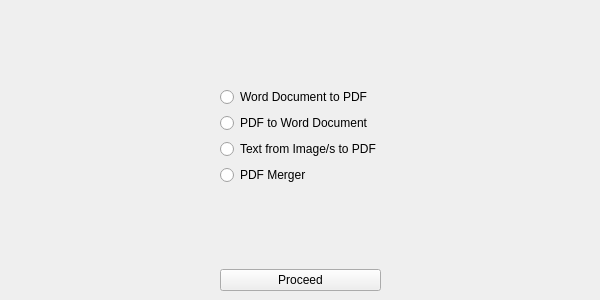
Qt form ui/app_main_window.ui (nancymalgapo/document_converter) before a commit.
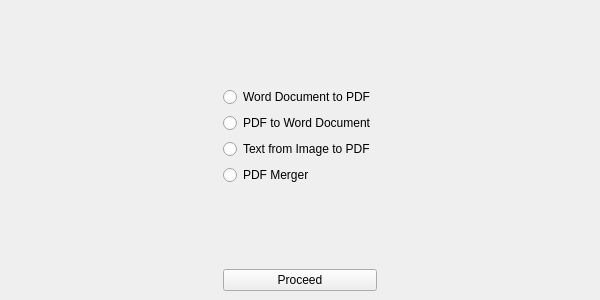
The same form after that commit.

```diff
--- a/ui/app_main_window.ui
+++ b/ui/app_main_window.ui
@@ -110,7 +110,7 @@
     <item row="3" column="1">
      <widget class="QRadioButton" name="image_to_pdf_button">
       <property name="text">
-       <string>Text from Image/s to PDF</string>
+       <string>Text from Image to PDF</string>
       </property>
      </widget>
     </item>
```
